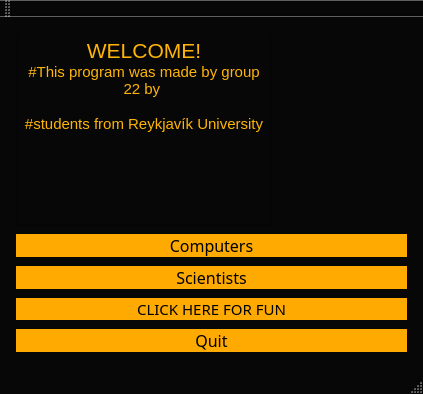
Qt form mainwindow.ui (stefanv15/verklegtNamskeid_skil3) before a commit.
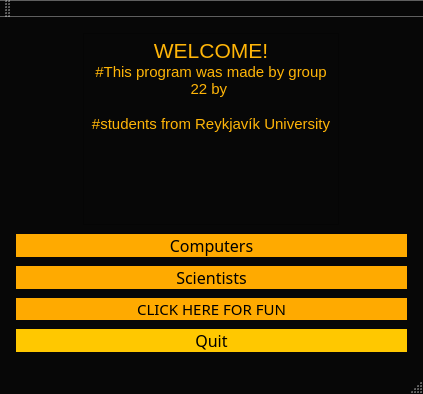
The same form after that commit.

What changed in the file:
```diff
--- a/mainwindow.ui
+++ b/mainwindow.ui
@@ -174,7 +174,7 @@
       <property name="rightMargin">
        <number>5</number>
       </property>
-      <item>
+      <item alignment="Qt::AlignHCenter">
        <widget class="QTextEdit" name="textEdit">
         <property name="enabled">
          <bool>false</bool>
@@ -986,7 +986,7 @@
             <brush brushstyle="SolidPattern">
              <color alpha="255">
               <red>255</red>
-              <green>170</green>
+              <green>200</green>
               <blue>0</blue>
              </color>
             </brush>
@@ -1013,7 +1013,7 @@
             <brush brushstyle="SolidPattern">
              <color alpha="255">
               <red>255</red>
-              <green>170</green>
+              <green>200</green>
               <blue>0</blue>
              </color>
             </brush>
@@ -1022,7 +1022,7 @@
             <brush brushstyle="SolidPattern">
              <color alpha="255">
               <red>255</red>
-              <green>170</green>
+              <green>200</green>
               <blue>0</blue>
              </color>
             </brush>
@@ -1042,7 +1042,7 @@
             <brush brushstyle="SolidPattern">
              <color alpha="255">
               <red>255</red>
-              <green>170</green>
+              <green>200</green>
               <blue>0</blue>
              </color>
             </brush>
@@ -1069,7 +1069,7 @@
             <brush brushstyle="SolidPattern">
              <color alpha="255">
               <red>255</red>
-              <green>170</green>
+              <green>200</green>
               <blue>0</blue>
              </color>
             </brush>
@@ -1078,7 +1078,7 @@
             <brush brushstyle="SolidPattern">
              <color alpha="255">
               <red>255</red>
-              <green>170</green>
+              <green>200</green>
               <blue>0</blue>
              </color>
             </brush>
@@ -1098,7 +1098,7 @@
             <brush brushstyle="SolidPattern">
              <color alpha="255">
               <red>255</red>
-              <green>170</green>
+              <green>200</green>
               <blue>0</blue>
              </color>
             </brush>
@@ -1125,7 +1125,7 @@
             <brush brushstyle="SolidPattern">
              <color alpha="255">
               <red>255</red>
-              <green>170</green>
+              <green>200</green>
               <blue>0</blue>
              </color>
             </brush>
@@ -1134,7 +1134,7 @@
             <brush brushstyle="SolidPattern">
              <color alpha="255">
               <red>255</red>
-              <green>170</green>
+              <green>200</green>
               <blue>0</blue>
              </color>
             </brush>
@@ -1152,7 +1152,8 @@
          <string notr="true">QPushButton
 {
 	color: black;
-	background-color: rgba(255, 170, 0); border: none;
+	background-color: rgba(255, 200, 0);
+	border: none;
 }
 
 </string>
```
